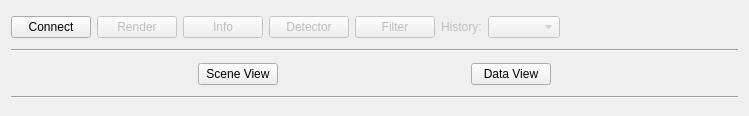
Old version of the form view/ui/emca.ui in the repository ckreisl/emca.
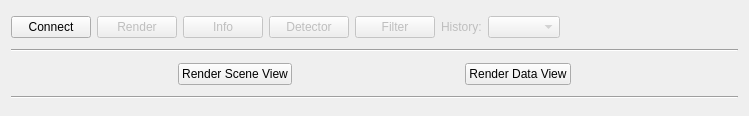
New version of the form.

Commit message: fixed scene opacity slider, fixed typo, adapted button text

The edit to the form file:
```diff
--- a/view/ui/emca.ui
+++ b/view/ui/emca.ui
@@ -171,7 +171,7 @@
             <string>Toggle view between render image and 3D preview</string>
            </property>
            <property name="text">
-            <string>Scene View</string>
+            <string>Render Scene View</string>
            </property>
           </widget>
          </item>
@@ -195,7 +195,7 @@
             <string>Toggle view between plot and render data</string>
            </property>
            <property name="text">
-            <string>Data View</string>
+            <string>Render Data View</string>
            </property>
           </widget>
          </item>
```
The commit also changes 3 other files.
